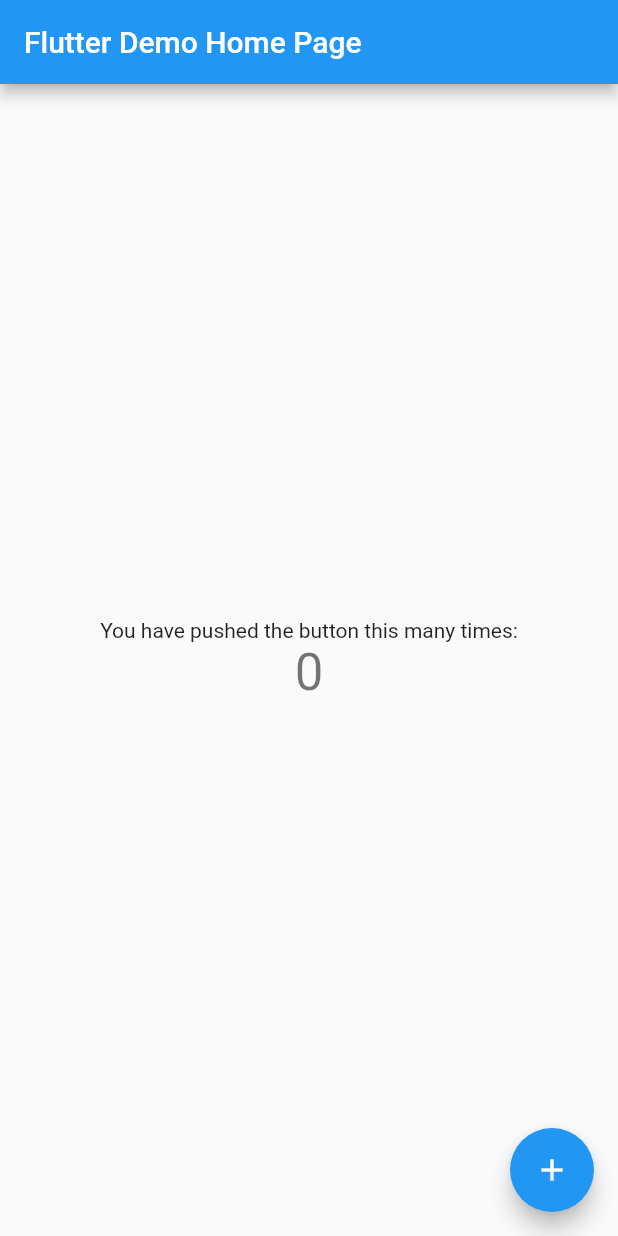
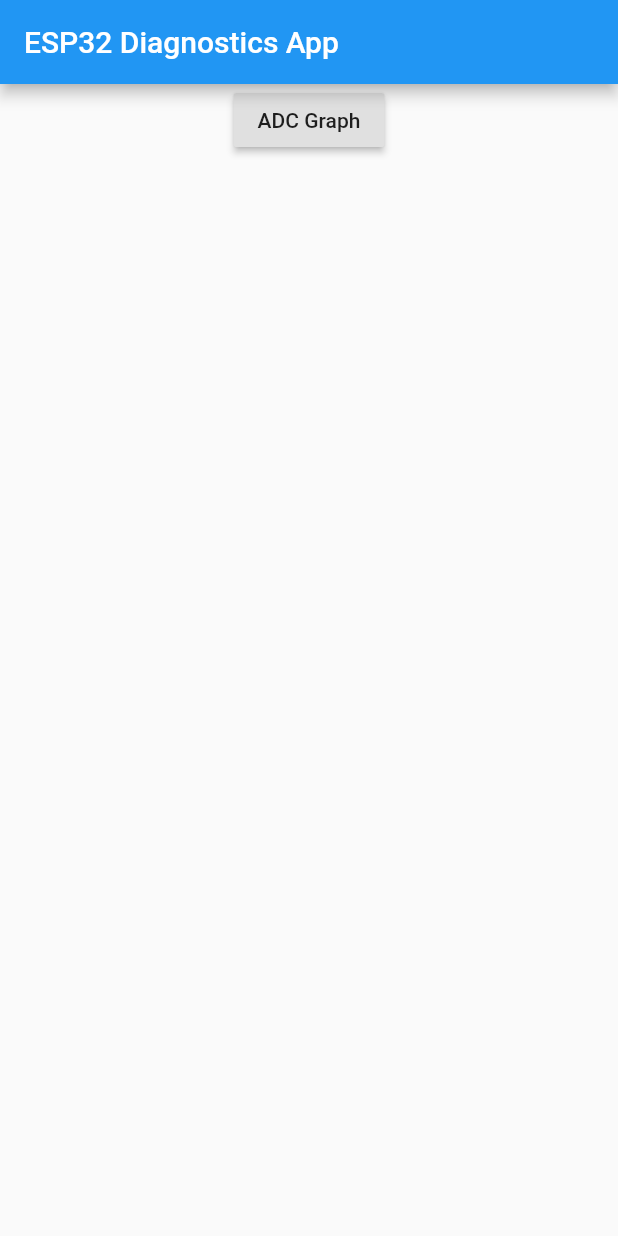
Before and after one commit to enrique-ramkissoon/esp32_diagnostics_app, a Flutter app: the screen it shows after launch, on a phone screen of 412 x 824 dp. Run offline on Flutter 3.47's test engine with Material 2 defaults, Android fonts, the phone set to English and light mode, and no system bars.

Commit message:
Added HomePage and Route generator

```diff
--- /dev/null
+++ b/lib/RouteGen.dart
@@ -0,0 +1,27 @@
+import 'package:flutter/material.dart';
+import 'package:esp32_diagnostics_app/main.dart';
+
+class RouteGen{
+  static Route<dynamic> generate(RouteSettings settings){
+    //final args = settings.arguments;
+
+    switch(settings.name){
+      case '/':
+        return MaterialPageRoute(builder: (_)=>HomeRoute());
+      default:
+        return errorRoute();
+    }
+  }
+
+  static Route<dynamic> errorRoute(){
+    return MaterialPageRoute(builder: (_){
+      return Scaffold(
+        appBar: AppBar(title: Text('ERROR')),
+
+        body: Center(
+          child: Text('Invalid Route Entered')
+        )
+      );
+    });
+  }
+}
--- a/lib/main.dart
+++ b/lib/main.dart
@@ -1,117 +1,44 @@
 import 'package:flutter/material.dart';
+import 'package:esp32_diagnostics_app/RouteGen.dart';
 
 void main() {
-  runApp(MyApp());
+  runApp(DiagnosticsApp());
 }
 
-class MyApp extends StatelessWidget {
-  // This widget is the root of your application.
+class DiagnosticsApp extends StatelessWidget {
   @override
   Widget build(BuildContext context) {
     return MaterialApp(
-      title: 'Flutter Demo',
-      theme: ThemeData(
-        // This is the theme of your application.
-        //
-        // Try running your application with "flutter run". You'll see the
-        // application has a blue toolbar. Then, without quitting the app, try
-        // changing the primarySwatch below to Colors.green and then invoke
-        // "hot reload" (press "r" in the console where you ran "flutter run",
-        // or simply save your changes to "hot reload" in a Flutter IDE).
-        // Notice that the counter didn't reset back to zero; the application
-        // is not restarted.
-        primarySwatch: Colors.blue,
-        // This makes the visual density adapt to the platform that you run
-        // the app on. For desktop platforms, the controls will be smaller and
-        // closer together (more dense) than on mobile platforms.
-        visualDensity: VisualDensity.adaptivePlatformDensity,
-      ),
-      home: MyHomePage(title: 'Flutter Demo Home Page'),
+        title: 'ESP32 Diagnostics App',
+        theme: ThemeData(primarySwatch: Colors.blue),
+        initialRoute: '/',
+        onGenerateRoute: RouteGen.generate
     );
   }
 }
 
-class MyHomePage extends StatefulWidget {
-  MyHomePage({Key key, this.title}) : super(key: key);
-
-  // This widget is the home page of your application. It is stateful, meaning
-  // that it has a State object (defined below) that contains fields that affect
-  // how it looks.
-
-  // This class is the configuration for the state. It holds the values (in this
-  // case the title) provided by the parent (in this case the App widget) and
-  // used by the build method of the State. Fields in a Widget subclass are
-  // always marked "final".
-
-  final String title;
-
+class HomeRoute extends StatefulWidget{
   @override
-  _MyHomePageState createState() => _MyHomePageState();
+  HomeRouteState createState(){
+    return(HomeRouteState());
+  }
 }
 
-class _MyHomePageState extends State<MyHomePage> {
-  int _counter = 0;
-
-  void _incrementCounter() {
-    setState(() {
-      // This call to setState tells the Flutter framework that something has
-      // changed in this State, which causes it to rerun the build method below
-      // so that the display can reflect the updated values. If we changed
-      // _counter without calling setState(), then the build method would not be
-      // called again, and so nothing would appear to happen.
-      _counter++;
-    });
-  }
-
+class HomeRouteState extends State<HomeRoute>{
   @override
-  Widget build(BuildContext context) {
-    // This method is rerun every time setState is called, for instance as done
-    // by the _incrementCounter method above.
-    //
-    // The Flutter framework has been optimized to make rerunning build methods
-    // fast, so that you can just rebuild anything that needs updating rather
-    // than having to individually change instances of widgets.
+  Widget build(BuildContext context){
     return Scaffold(
       appBar: AppBar(
-        // Here we take the value from the MyHomePage object that was created by
-        // the App.build method, and use it to set our appbar title.
-        title: Text(widget.title),
+        title: Text('ESP32 Diagnostics App')
       ),
+
       body: Center(
-        // Center is a layout widget. It takes a single child and positions it
-        // in the middle of the parent.
         child: Column(
-          // Column is also a layout widget. It takes a list of children and
-          // arranges them vertically. By default, it sizes itself to fit its
-          // children horizontally, and tries to be as tall as its parent.
-          //
-          // Invoke "debug painting" (press "p" in the console, choose the
-          // "Toggle Debug Paint" action from the Flutter Inspector in Android
-          // Studio, or the "Toggle Debug Paint" command in Visual Studio Code)
-          // to see the wireframe for each widget.
-          //
-          // Column has various properties to control how it sizes itself and
-          // how it positions its children. Here we use mainAxisAlignment to
-          // center the children vertically; the main axis here is the vertical
-          // axis because Columns are vertical (the cross axis would be
-          // horizontal).
-          mainAxisAlignment: MainAxisAlignment.center,
           children: <Widget>[
-            Text(
-              'You have pushed the button this many times:',
-            ),
-            Text(
-              '$_counter',
-              style: Theme.of(context).textTheme.headline4,
-            ),
-          ],
-        ),
-      ),
-      floatingActionButton: FloatingActionButton(
-        onPressed: _incrementCounter,
-        tooltip: 'Increment',
-        child: Icon(Icons.add),
-      ), // This trailing comma makes auto-formatting nicer for build methods.
+            RaisedButton(child: Text('ADC Graph'),onPressed: (){})
+          ]
+        )
+      )
     );
   }
 }
```
